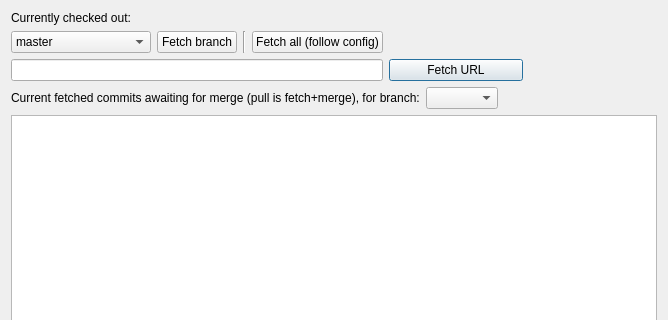
First picture: the form in manager/pulldialog.ui, repository NorthIsMirror/QtZekyllManager, before the edit; both pictures show x 0 to 668 and y 0 to 320 of the 668 by 490 pixel window.
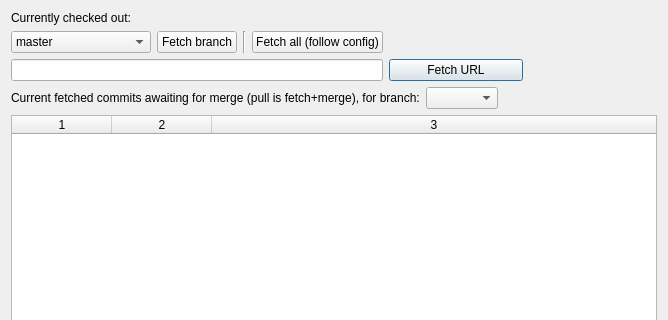
Second picture: the form after the edit.

Commit message: PullDialog::logOfTip fills output widget (which is now QTableWidget)

Patch:
```diff
--- a/manager/pulldialog.ui
+++ b/manager/pulldialog.ui
@@ -138,7 +138,23 @@
     </layout>
    </item>
    <item>
-    <widget class="QListWidget" name="listWidget"/>
+    <widget class="QTableWidget" name="tableWidget">
+     <property name="columnCount">
+      <number>3</number>
+     </property>
+     <attribute name="horizontalHeaderDefaultSectionSize">
+      <number>100</number>
+     </attribute>
+     <attribute name="horizontalHeaderStretchLastSection">
+      <bool>true</bool>
+     </attribute>
+     <attribute name="verticalHeaderDefaultSectionSize">
+      <number>50</number>
+     </attribute>
+     <column/>
+     <column/>
+     <column/>
+    </widget>
    </item>
    <item>
     <layout class="QHBoxLayout" name="horizontalLayout_5">
```
Left out of the diff: 16 changed lines with no effect on the pictures. The commit also changes 1 other file.
